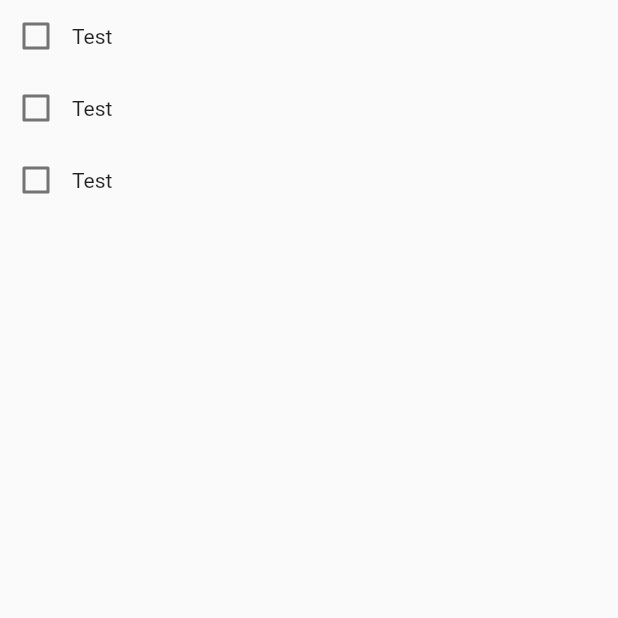
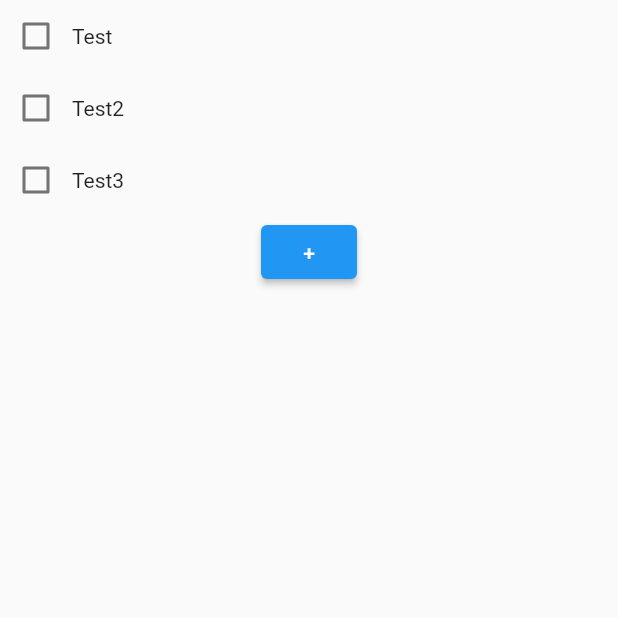
Before and after one commit to Wolfimschafspelz/shopping_list, a Flutter app: the screen it shows after launch, on a phone screen of 412 x 824 dp, the top half of it. Run offline on Flutter 3.47's test engine with Material 2 defaults, Android fonts, the phone set to English and light mode, and no system bars.

Commit message:
List grows dynamically

```diff
--- a/lib/shopping_list.dart
+++ b/lib/shopping_list.dart
@@ -1,6 +1,7 @@
 import 'package:flutter/material.dart';
 
 ///Model class to represent items to shop
+/// @author Lukas Steinmann <lukas.steinmann@gmx.de>
 class ShoppingItem {
   final String name;
   final int amount;
@@ -9,34 +10,35 @@ class ShoppingItem {
 }
 
 class ShoppingListElement extends StatefulWidget {
-  const ShoppingListElement({Key? key}) : super(key: key);
+  final ShoppingItem item;
+
+  const ShoppingListElement({Key? key, required this.item}) : super(key: key);
 
   @override
   State<StatefulWidget> createState() => _ElementState();
 }
 
 class _ElementState extends State<ShoppingListElement> {
-  ShoppingItem item = ShoppingItem('Test', 0);
   bool? bought = false;
 
   @override
   Widget build(BuildContext context) {
     return Row(
       children: [
-        Checkbox(value: bought, onChanged: (bool? state) {
+        Checkbox(
+            value: bought,
+            onChanged: (bool? state) {
               setState(() {
                 bought = state;
               });
             }),
-
-        Text(item.name),
+        Text(widget.item.name),
       ],
     );
   }
 }
 
 class ShoppingListView extends StatefulWidget {
-
   const ShoppingListView({Key? key}) : super(key: key);
 
   @override
@@ -44,15 +46,33 @@ class ShoppingListView extends StatefulWidget {
 }
 
 class _ShoppingListViewState extends State<ShoppingListView> {
-  List<ShoppingListElement> items = [const ShoppingListElement(),const ShoppingListElement(),const ShoppingListElement()];
+  List<ShoppingListElement> items = [
+    ShoppingListElement(item: ShoppingItem('Test', 0)),
+    ShoppingListElement(item: ShoppingItem('Test2', 0)),
+    ShoppingListElement(item: ShoppingItem('Test3', 0))
+  ];
 
   @override
   Widget build(BuildContext context) {
-    return ListView.builder(
+    return Column (
+      children: [
+        ListView.builder(
           itemCount: items.length,
+          shrinkWrap: true,
+          scrollDirection: Axis.vertical,
           itemBuilder: (BuildContext context, index) {
             return items[index];
           },
+        ),
+
+        ElevatedButton(onPressed: (){
+          setState(() {
+            ShoppingItem item = ShoppingItem('Newly inserted', 0);
+            ShoppingListElement toInsert = ShoppingListElement(item: item);
+            items.add(toInsert);
+          });
+        }, child: const Text('+')),
+      ],
     );
   }
 }
```
Lines whose indentation alone changed are shown as unchanged.
